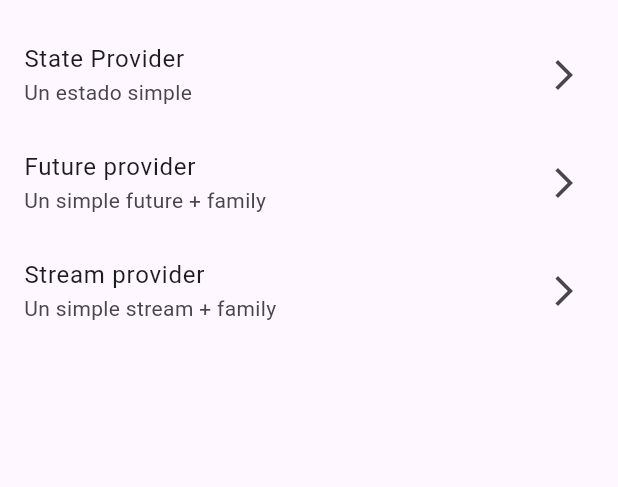
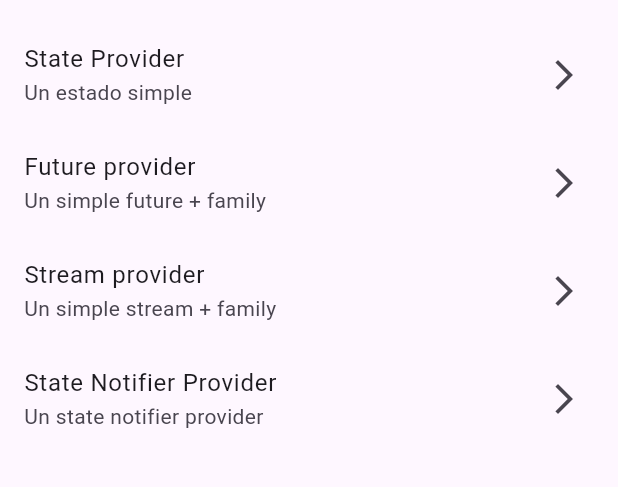
Before and after one commit to SergioCamiloCastillo/river_app, a Flutter app: the screen it shows after launch, on a phone screen of 412 x 824 dp, the part 63-550 px from its top. Run offline on Flutter 3.47's test engine with Material 3 defaults, Android fonts, the phone set to English and light mode, and no system bars; our stand-ins replace dio, flutter_riverpod, go_router; missing offline and left inert: random_name_generator.

Commit message:
terminando seccion

```diff
--- a/lib/config/app_router.dart
+++ b/lib/config/app_router.dart
@@ -12,4 +12,7 @@ final appRouter = GoRouter(initialLocation: '/', routes: [
   GoRoute(
       path: '/stream-provider',
       builder: (context, state) => const StreamScreen()),
+  GoRoute(
+      path: '/state-notifier-provider',
+      builder: (context, state) => const StateNotifierProviderScreen()),
 ]);
--- a/lib/presentation/providers/provider.dart
+++ b/lib/presentation/providers/provider.dart
@@ -1,2 +1,3 @@
 export 'random_name_provider.dart';
 export 'pokemon_provider.dart';
+export './todos_provider.dart';
--- a/lib/presentation/screens/home/home_screen.dart
+++ b/lib/presentation/screens/home/home_screen.dart
@@ -37,6 +37,11 @@ class _HomeScreenView extends StatelessWidget {
           subtitle: 'Un simple stream + family',
           location: '/stream-provider',
         ),
+        _CustomListTile(
+          title: 'State Notifier Provider',
+          subtitle: 'Un state notifier provider',
+          location: '/state-notifier-provider',
+        ),
       ],
     );
   }
--- a/lib/presentation/screens/screens.dart
+++ b/lib/presentation/screens/screens.dart
@@ -1,4 +1,5 @@
 export './home/home_screen.dart';
 export './01-state-provider/state_provider_screen.dart';
 export './02-pokemon-provider/pokemon_screen.dart';
-export '03-stream-provider/stream_screen.dart';
+export './03-stream-provider/stream_screen.dart';
+export './04-state-notifier-provider/state_notifier_provider_screen.dart';
--- a/pubspec.yaml
+++ b/pubspec.yaml
@@ -13,6 +13,7 @@ dependencies:
   flutter_riverpod: ^2.6.1
   go_router: ^14.6.0
   random_name_generator: ^1.5.0
+  uuid: ^4.5.1
 
 dev_dependencies:
   flutter_test:
```
Also changed, not shown: lib/domain/entities/todo_entity.dart (added, +19 -0 lines), lib/presentation/providers/todos_provider.dart (added, +48 -0 lines), lib/presentation/screens/04-state-notifier-provider/state_notifier_provider_screen.dart (added, +44 -0 lines), pubspec.lock.
